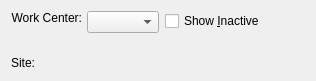
The window that source/manufacturing/foundation-database/xtmfg/tables/pkguiform/dspOperationsByWorkCenter.ui (tomdatkins/xtuple) describes before a commit, drawn with Qt 5.
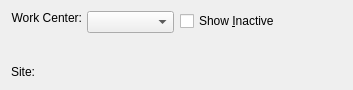
The same window after the commit. Custom widgets are drawn as their Qt base class.

Patch:
```diff
--- a/source/manufacturing/foundation-database/xtmfg/tables/pkguiform/dspOperationsByWorkCenter.ui
+++ b/source/manufacturing/foundation-database/xtmfg/tables/pkguiform/dspOperationsByWorkCenter.ui
@@ -14,8 +14,8 @@
    <rect>
     <x>0</x>
     <y>0</y>
-    <width>316</width>
-    <height>81</height>
+    <width>353</width>
+    <height>90</height>
    </rect>
   </property>
   <property name="windowTitle">
```
Left out of the diff: 2 changed lines with no effect on the pictures.
